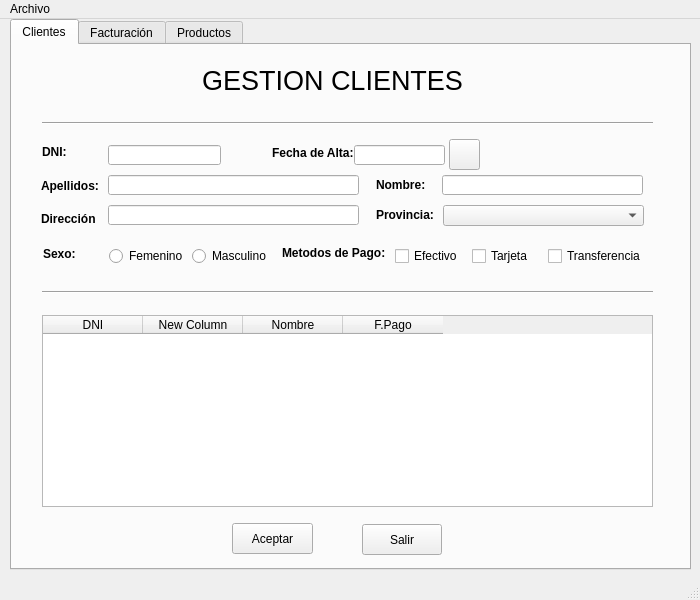
arlumno/DI-ProyectoUI, file UiGestionClientes.ui: the form before one commit.
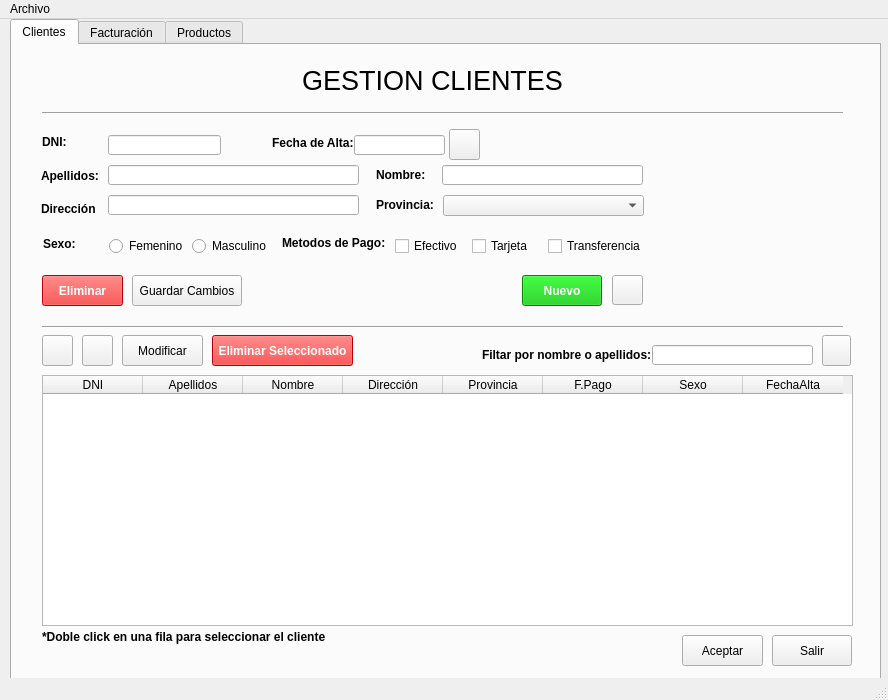
The form after the commit. Icons and pictures are not drawn.

```diff
--- a/UiGestionClientes.ui
+++ b/UiGestionClientes.ui
@@ -6,8 +6,8 @@
    <rect>
     <x>0</x>
     <y>0</y>
-    <width>700</width>
-    <height>600</height>
+    <width>888</width>
+    <height>700</height>
    </rect>
   </property>
   <property name="sizePolicy">
@@ -18,14 +18,14 @@
   </property>
   <property name="minimumSize">
    <size>
-    <width>700</width>
-    <height>600</height>
+    <width>888</width>
+    <height>700</height>
    </size>
   </property>
   <property name="maximumSize">
    <size>
-    <width>700</width>
-    <height>600</height>
+    <width>888</width>
+    <height>700</height>
    </size>
   </property>
   <property name="windowTitle">
@@ -37,8 +37,8 @@
      <rect>
       <x>10</x>
       <y>0</y>
-      <width>681</width>
-      <height>551</height>
+      <width>871</width>
+      <height>661</height>
      </rect>
     </property>
     <property name="sizePolicy">
@@ -58,7 +58,7 @@
       <property name="geometry">
        <rect>
         <x>97</x>
-        <y>196</y>
+        <y>186</y>
         <width>160</width>
         <height>31</height>
        </rect>
@@ -90,7 +90,7 @@
       <property name="geometry">
        <rect>
         <x>96</x>
-        <y>100</y>
+        <y>90</y>
         <width>113</width>
         <height>20</height>
        </rect>
@@ -103,7 +103,7 @@
       <property name="geometry">
        <rect>
         <x>260</x>
-        <y>100</y>
+        <y>90</y>
         <width>81</width>
         <height>16</height>
        </rect>
@@ -121,8 +121,8 @@
      <widget class="QPushButton" name="bSalir">
       <property name="geometry">
        <rect>
-        <x>350</x>
-        <y>479</y>
+        <x>760</x>
+        <y>590</y>
         <width>80</width>
         <height>31</height>
        </rect>
@@ -135,7 +135,7 @@
       <property name="geometry">
        <rect>
         <x>31</x>
-        <y>202</y>
+        <y>192</y>
         <width>47</width>
         <height>13</height>
        </rect>
@@ -154,7 +154,7 @@
       <property name="geometry">
        <rect>
         <x>29</x>
-        <y>166</y>
+        <y>156</y>
         <width>61</width>
         <height>16</height>
        </rect>
@@ -173,8 +173,8 @@
       <property name="geometry">
        <rect>
         <x>30</x>
-        <y>232</y>
-        <width>611</width>
+        <y>267</y>
+        <width>801</width>
         <height>30</height>
        </rect>
       </property>
@@ -186,7 +186,7 @@
       <property name="geometry">
        <rect>
         <x>29</x>
-        <y>133</y>
+        <y>123</y>
         <width>61</width>
         <height>16</height>
        </rect>
@@ -205,7 +205,7 @@
       <property name="geometry">
        <rect>
         <x>270</x>
-        <y>200</y>
+        <y>190</y>
         <width>111</width>
         <height>16</height>
        </rect>
@@ -224,7 +224,7 @@
       <property name="geometry">
        <rect>
         <x>430</x>
-        <y>130</y>
+        <y>120</y>
         <width>201</width>
         <height>20</height>
        </rect>
@@ -234,7 +234,7 @@
       <property name="geometry">
        <rect>
         <x>431</x>
-        <y>160</y>
+        <y>150</y>
         <width>201</width>
         <height>21</height>
        </rect>
@@ -244,7 +244,7 @@
       <property name="geometry">
        <rect>
         <x>383</x>
-        <y>196</y>
+        <y>186</y>
         <width>251</width>
         <height>31</height>
        </rect>
@@ -277,7 +277,7 @@
       <property name="geometry">
        <rect>
         <x>96</x>
-        <y>160</y>
+        <y>150</y>
         <width>251</width>
         <height>20</height>
        </rect>
@@ -286,8 +286,8 @@
      <widget class="QPushButton" name="bAceptar">
       <property name="geometry">
        <rect>
-        <x>220</x>
-        <y>478</y>
+        <x>670</x>
+        <y>590</y>
         <width>81</width>
         <height>31</height>
        </rect>
@@ -300,7 +300,7 @@
       <property name="geometry">
        <rect>
         <x>212</x>
-        <y>101</y>
+        <y>90</y>
         <width>47</width>
         <height>16</height>
        </rect>
@@ -319,7 +319,7 @@
       <property name="geometry">
        <rect>
         <x>364</x>
-        <y>130</y>
+        <y>120</y>
         <width>61</width>
         <height>20</height>
        </rect>
@@ -338,7 +338,7 @@
       <property name="geometry">
        <rect>
         <x>30</x>
-        <y>100</y>
+        <y>90</y>
         <width>47</width>
         <height>13</height>
        </rect>
@@ -357,7 +357,7 @@
       <property name="geometry">
        <rect>
         <x>437</x>
-        <y>94</y>
+        <y>84</y>
         <width>31</width>
         <height>31</height>
        </rect>
@@ -380,7 +380,7 @@
       <property name="geometry">
        <rect>
         <x>342</x>
-        <y>100</y>
+        <y>90</y>
         <width>91</width>
         <height>20</height>
        </rect>
@@ -393,7 +393,7 @@
       <property name="geometry">
        <rect>
         <x>96</x>
-        <y>130</y>
+        <y>120</y>
         <width>251</width>
         <height>20</height>
        </rect>
@@ -402,7 +402,7 @@
      <widget class="QLabel" name="label_4">
       <property name="geometry">
        <rect>
-        <x>140</x>
+        <x>240</x>
         <y>10</y>
         <width>361</width>
         <height>51</height>
@@ -416,8 +416,8 @@
       <property name="geometry">
        <rect>
         <x>30</x>
-        <y>70</y>
-        <width>611</width>
+        <y>60</y>
+        <width>801</width>
         <height>16</height>
        </rect>
       </property>
@@ -429,7 +429,7 @@
       <property name="geometry">
        <rect>
         <x>364</x>
-        <y>160</y>
+        <y>150</y>
         <width>61</width>
         <height>20</height>
        </rect>
@@ -448,9 +448,9 @@
       <property name="geometry">
        <rect>
         <x>30</x>
-        <y>270</y>
-        <width>611</width>
-        <height>192</height>
+        <y>330</y>
+        <width>811</width>
+        <height>251</height>
        </rect>
       </property>
       <column>
@@ -460,7 +460,7 @@
       </column>
       <column>
        <property name="text">
-        <string>New Column</string>
+        <string>Apellidos</string>
        </property>
       </column>
       <column>
@@ -468,11 +468,275 @@
         <string>Nombre</string>
        </property>
       </column>
+      <column>
+       <property name="text">
+        <string>Dirección</string>
+       </property>
+      </column>
+      <column>
+       <property name="text">
+        <string>Provincia</string>
+       </property>
+      </column>
       <column>
        <property name="text">
         <string>F.Pago</string>
        </property>
       </column>
+      <column>
+       <property name="text">
+        <string>Sexo</string>
+       </property>
+      </column>
+      <column>
+       <property name="text">
+        <string>FechaAlta</string>
+       </property>
+      </column>
+     </widget>
+     <widget class="QPushButton" name="bFiltrarClientes">
+      <property name="geometry">
+       <rect>
+        <x>810</x>
+        <y>290</y>
+        <width>29</width>
+        <height>31</height>
+       </rect>
+      </property>
+      <property name="toolTip">
+       <string extracomment="buscar"/>
+      </property>
+      <property name="toolTipDuration">
+       <number>10</number>
+      </property>
+      <property name="text">
+       <string/>
+      </property>
+      <property name="icon">
+       <iconset>
+        <normaloff>search.png</normaloff>search.png</iconset>
+      </property>
+      <property name="iconSize">
+       <size>
+        <width>30</width>
+        <height>30</height>
+       </size>
+      </property>
+     </widget>
+     <widget class="QLineEdit" name="etFiltro">
+      <property name="geometry">
+       <rect>
+        <x>640</x>
+        <y>300</y>
+        <width>161</width>
+        <height>20</height>
+       </rect>
+      </property>
+     </widget>
+     <widget class="QPushButton" name="bCargarClientes">
+      <property name="geometry">
+       <rect>
+        <x>30</x>
+        <y>290</y>
+        <width>31</width>
+        <height>31</height>
+       </rect>
+      </property>
+      <property name="toolTip">
+       <string extracomment="recargar clientes"/>
+      </property>
+      <property name="toolTipDuration">
+       <number>10</number>
+      </property>
+      <property name="text">
+       <string/>
+      </property>
+      <property name="icon">
+       <iconset>
+        <normaloff>reload.png</normaloff>reload.png</iconset>
+      </property>
+      <property name="iconSize">
+       <size>
+        <width>30</width>
+        <height>30</height>
+       </size>
+      </property>
+     </widget>
+     <widget class="QPushButton" name="bGrabarCliente">
+      <property name="geometry">
+       <rect>
+        <x>510</x>
+        <y>230</y>
+        <width>80</width>
+        <height>31</height>
+       </rect>
+      </property>
+      <property name="styleSheet">
+       <string notr="true">background-color: rgb(0, 190, 0);
+color: white;
+font-weight: bold</string>
+      </property>
+      <property name="text">
+       <string>Nuevo</string>
+      </property>
+     </widget>
+     <widget class="QPushButton" name="bModificarCliente">
+      <property name="geometry">
+       <rect>
+        <x>110</x>
+        <y>290</y>
+        <width>81</width>
+        <height>31</height>
+       </rect>
+      </property>
+      <property name="styleSheet">
+       <string notr="true"/>
+      </property>
+      <property name="text">
+       <string>Modificar</string>
+      </property>
+     </widget>
+     <widget class="QPushButton" name="bEliminarCliente">
+      <property name="geometry">
+       <rect>
+        <x>30</x>
+        <y>230</y>
+        <width>81</width>
+        <height>31</height>
+       </rect>
+      </property>
+      <property name="styleSheet">
+       <string notr="true">background-color: rgb(255, 0, 0);
+color: white;
+font-weight: bold</string>
+      </property>
+      <property name="text">
+       <string>Eliminar</string>
+      </property>
+     </widget>
+     <widget class="QPushButton" name="bLimpiarClientes">
+      <property name="geometry">
+       <rect>
+        <x>70</x>
+        <y>290</y>
+        <width>31</width>
+        <height>31</height>
+       </rect>
+      </property>
+      <property name="toolTipDuration">
+       <number>1</number>
+      </property>
+      <property name="text">
+       <string/>
+      </property>
+      <property name="icon">
+       <iconset>
+        <normaloff>clean.png</normaloff>clean.png</iconset>
+      </property>
+      <property name="iconSize">
+       <size>
+        <width>30</width>
+        <height>30</height>
+       </size>
+      </property>
+     </widget>
+     <widget class="QLabel" name="label_10">
+      <property name="geometry">
+       <rect>
+        <x>470</x>
+        <y>300</y>
+        <width>171</width>
+        <height>20</height>
+       </rect>
+      </property>
+      <property name="font">
+       <font>
+        <weight>75</weight>
+        <bold>true</bold>
+       </font>
+      </property>
+      <property name="text">
+       <string>Filtar por nombre o apellidos:</string>
+      </property>
+     </widget>
+     <widget class="QPushButton" name="bLimpiarCampos">
+      <property name="geometry">
+       <rect>
+        <x>600</x>
+        <y>230</y>
+        <width>31</width>
+        <height>30</height>
+       </rect>
+      </property>
+      <property name="toolTipDuration">
+       <number>1</number>
+      </property>
+      <property name="text">
+       <string/>
+      </property>
+      <property name="icon">
+       <iconset>
+        <normaloff>clean.png</normaloff>clean.png</iconset>
+      </property>
+      <property name="iconSize">
+       <size>
+        <width>30</width>
+        <height>30</height>
+       </size>
+      </property>
+     </widget>
+     <widget class="QLabel" name="label_11">
+      <property name="geometry">
+       <rect>
+        <x>30</x>
+        <y>582</y>
+        <width>501</width>
+        <height>20</height>
+       </rect>
+      </property>
+      <property name="font">
+       <font>
+        <weight>75</weight>
+        <bold>true</bold>
+       </font>
+      </property>
+      <property name="text">
+       <string>*Doble click en una fila para seleccionar el cliente</string>
+      </property>
+     </widget>
+     <widget class="QPushButton" name="bEliminarClienteSeleccionado">
+      <property name="geometry">
+       <rect>
+        <x>200</x>
+        <y>290</y>
+        <width>141</width>
+        <height>31</height>
+       </rect>
+      </property>
+      <property name="styleSheet">
+       <string notr="true">background-color: rgb(255, 0, 0);
+color: white;
+font-weight: bold</string>
+      </property>
+      <property name="text">
+       <string>Eliminar Seleccionado</string>
+      </property>
+     </widget>
+     <widget class="QPushButton" name="bGuardarCambios">
+      <property name="geometry">
+       <rect>
+        <x>120</x>
+        <y>230</y>
+        <width>110</width>
+        <height>31</height>
+       </rect>
+      </property>
+      <property name="styleSheet">
+       <string notr="true"/>
+      </property>
+      <property name="text">
+       <string>Guardar Cambios</string>
+      </property>
      </widget>
     </widget>
     <widget class="QWidget" name="tabFacturacion">
@@ -492,7 +756,7 @@
     <rect>
      <x>0</x>
      <y>0</y>
-     <width>700</width>
+     <width>888</width>
      <height>21</height>
     </rect>
    </property>
```
Left out of the diff: 6 changed lines with no effect on the pictures.
